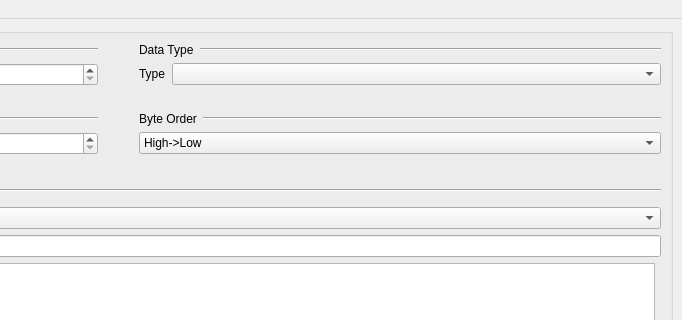
The window that mainwindow.ui (CDEAN-NG/GalileoModbus) describes before a commit, drawn with Qt 5; both pictures show x 686 to 1368 and y 0 to 320 of the 1368 by 553 pixel window.
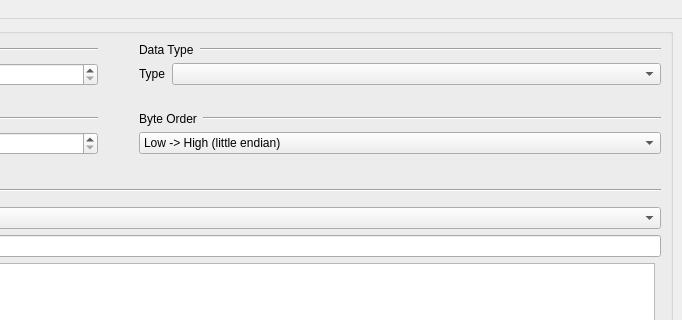
The same window after the commit. Custom widgets are drawn as their Qt base class.

What changed in the file:
```diff
--- a/mainwindow.ui
+++ b/mainwindow.ui
@@ -880,7 +880,7 @@
                   <widget class="QComboBox" name="byteOrder">
                    <item>
                     <property name="text">
-                     <string>High-&gt;Low</string>
+                     <string>Low -&gt; High (little endian)</string>
                     </property>
                    </item>
                    <item>
```
Left out of the diff: 4 changed lines with no effect on the pictures.
